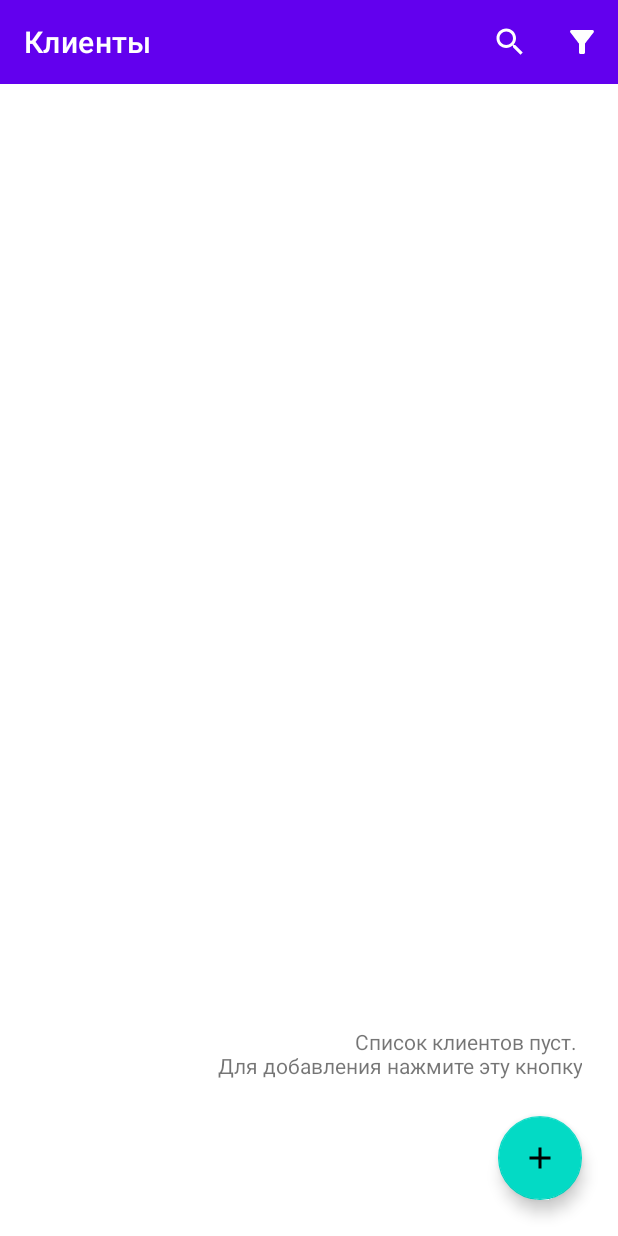
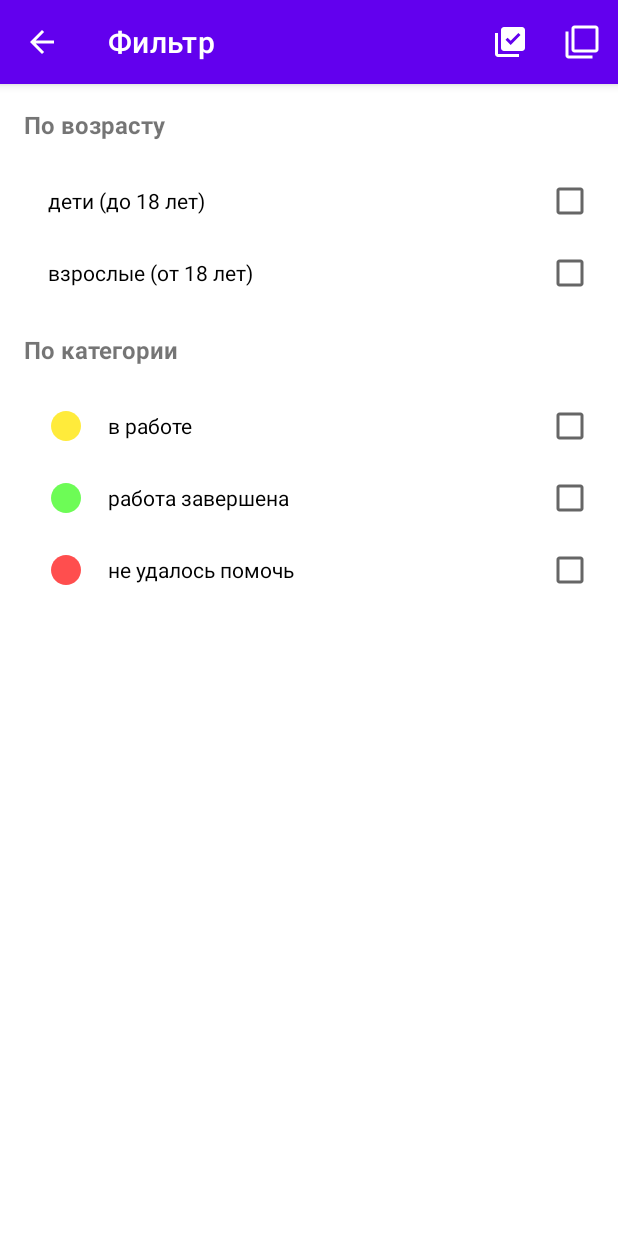
Before and after one commit to PavelDashkevich/osteopath, an Android app: the screen it shows after launch (MainActivity), after a tap on "Фильтр", on a phone screen of 412 x 824 dp. Run offline under Robolectric (Android 15) with nearby library versions, the phone set to English and light mode, and no system bars; our stand-ins replace Room's generated code, navigation-ui.

Commit message:
Customers screen: options menu handlers added. Customers filter screen added.

```diff
--- a/app/src/main/java/by/dashkevichpavel/osteopath/FragmentCustomerList.kt
+++ b/app/src/main/java/by/dashkevichpavel/osteopath/FragmentCustomerList.kt
@@ -1,11 +1,16 @@
 package by.dashkevichpavel.osteopath
 
+import android.animation.LayoutTransition
 import android.os.Bundle
 import android.util.Log
 import android.view.*
+import android.widget.LinearLayout
 import androidx.fragment.app.Fragment
 import android.widget.ProgressBar
 import android.widget.TextView
+import android.widget.Toast
+import androidx.appcompat.app.AppCompatActivity
+import androidx.appcompat.widget.SearchView
 import androidx.appcompat.widget.Toolbar
 import androidx.fragment.app.viewModels
 import androidx.navigation.NavController
@@ -19,6 +24,7 @@ import by.dashkevichpavel.osteopath.persistence.entity.CustomerEntity
 import by.dashkevichpavel.osteopath.viewmodel.CustomerListViewModel
 import by.dashkevichpavel.osteopath.viewmodel.OsteoViewModelFactory
 import com.google.android.material.floatingactionbutton.FloatingActionButton
+import java.lang.IllegalArgumentException
 
 // TODO: Rename parameter arguments, choose names that match
 // the fragment initialization parameters, e.g. ARG_ITEM_NUMBER
@@ -44,6 +50,8 @@ class FragmentCustomerList : Fragment(R.layout.fragment_customer_list) {
     private lateinit var tvEmptyListHint: TextView
     private lateinit var pbLoadingProgress: ProgressBar
     private lateinit var tbActions: Toolbar
+    private lateinit var svSearch: SearchView
+    private lateinit var optionsMenu: Menu
 
     private lateinit var adapter: CustomerAdapter
 
@@ -67,8 +75,34 @@ class FragmentCustomerList : Fragment(R.layout.fragment_customer_list) {
     }
 
     override fun onCreateOptionsMenu(menu: Menu, inflater: MenuInflater) {
+        Log.d("OsteoApp", "onCreateOptionsMenu()")
+
         inflater.inflate(R.menu.customer_list_menu, menu)
+
+        optionsMenu = menu
+        setupSearch()
+
         super.onCreateOptionsMenu(menu, inflater)
+    }
+
+    override fun onPrepareOptionsMenu(menu: Menu) {
+        Log.d("OsteoApp", "onPrepareOptionsMenu()")
+
+        super.onPrepareOptionsMenu(menu)
+    }
+
+    override fun onOptionsItemSelected(item: MenuItem): Boolean {
+        if (item.itemId == R.id.mi_filter) {
+            try {
+                findNavController().navigate(R.id.action_fragmentCustomerList_to_fragmentCustomerListFilter)
+            } catch (e: IllegalArgumentException) {
+                Log.d("OsteoApp", "onOptionsItemSelected(): exception: ${e.message}")
+            }
+
+            return true
+        }
+
+        return super.onOptionsItemSelected(item)
     }
 
     private fun setupViewElements(view: View) {
@@ -80,8 +114,32 @@ class FragmentCustomerList : Fragment(R.layout.fragment_customer_list) {
     }
 
     private fun setupToolbar() {
-        tbActions.title = "Клиенты"
-        tbActions.inflateMenu(R.menu.customer_list_menu)
+        (activity as AppCompatActivity).setSupportActionBar(tbActions)
+    }
+
+    private fun setupSearch() {
+        Log.d("OsteoApp", "setupSearch()")
+        val searchItem = optionsMenu.findItem(R.id.mi_search)
+
+        svSearch = searchItem.actionView as SearchView
+        svSearch.queryHint = "Искать по имени"
+
+        svSearch.setOnQueryTextListener(
+            object : SearchView.OnQueryTextListener {
+                override fun onQueryTextSubmit(query: String?): Boolean {
+                    Toast.makeText(context, "Query: $query", Toast.LENGTH_SHORT).show()
+                    return false
+                }
+
+                override fun onQueryTextChange(newText: String?): Boolean {
+                    //Toast.makeText(context, "Query: $newText", Toast.LENGTH_SHORT).show()
+                    return true
+                }
+            }
+        )
+
+        val searchBar = svSearch.findViewById<LinearLayout>(R.id.search_bar)
+        searchBar.layoutTransition = LayoutTransition()
     }
 
     private fun setupRecyclerView() {
--- /dev/null
+++ b/app/src/main/java/by/dashkevichpavel/osteopath/FragmentCustomerListFilter.kt
@@ -0,0 +1,125 @@
+package by.dashkevichpavel.osteopath
+
+import android.animation.LayoutTransition
+import android.os.Bundle
+import android.util.Log
+import android.view.*
+import android.widget.LinearLayout
+import android.widget.Toast
+import androidx.appcompat.app.AppCompatActivity
+import androidx.appcompat.widget.AppCompatCheckBox
+import androidx.appcompat.widget.SearchView
+import androidx.appcompat.widget.Toolbar
+import androidx.fragment.app.Fragment
+import androidx.navigation.fragment.findNavController
+import java.lang.IllegalArgumentException
+
+// TODO: Rename parameter arguments, choose names that match
+// the fragment initialization parameters, e.g. ARG_ITEM_NUMBER
+private const val ARG_PARAM1 = "param1"
+private const val ARG_PARAM2 = "param2"
+
+/**
+ * A simple [Fragment] subclass.
+ * Use the [FragmentCustomerListFilter.newInstance] factory method to
+ * create an instance of this fragment.
+ */
+class FragmentCustomerListFilter : Fragment(R.layout.fragment_customer_list_filter) {
+    // TODO: Rename and change types of parameters
+    private var param1: String? = null
+    private var param2: String? = null
+
+    private lateinit var tbActions: Toolbar
+    private lateinit var cbByAgeChildren: AppCompatCheckBox
+    private lateinit var cbByAgeAdults: AppCompatCheckBox
+    private lateinit var cbByCategoryWork: AppCompatCheckBox
+    private lateinit var cbByCategoryWorkDone: AppCompatCheckBox
+    private lateinit var cbByCategoryNoHelp: AppCompatCheckBox
+    private var allCheckBoxes = mutableListOf<AppCompatCheckBox>()
+    private lateinit var optionsMenu: Menu
+
+    override fun onCreate(savedInstanceState: Bundle?) {
+        super.onCreate(savedInstanceState)
+        arguments?.let {
+            param1 = it.getString(ARG_PARAM1)
+            param2 = it.getString(ARG_PARAM2)
+        }
+
+        setHasOptionsMenu(true)
+    }
+
+    override fun onViewCreated(view: View, savedInstanceState: Bundle?) {
+        setupViewElements(view)
+        setupToolbar()
+    }
+
+    override fun onCreateOptionsMenu(menu: Menu, inflater: MenuInflater) {
+        inflater.inflate(R.menu.customer_list_filter, menu)
+
+        optionsMenu = menu
+
+        super.onCreateOptionsMenu(menu, inflater)
+    }
+
+    override fun onOptionsItemSelected(item: MenuItem): Boolean {
+        when (item.itemId) {
+            android.R.id.home -> {
+                findNavController().navigateUp()
+                return true
+            }
+            R.id.mi_select_all -> {
+                changeCheckBoxesState(true)
+                return false
+            }
+            R.id.mi_deselect_all -> {
+                changeCheckBoxesState(false)
+                return false
+            }
+        }
+
+        return super.onOptionsItemSelected(item)
+    }
+
+    private fun setupViewElements(view: View) {
+        tbActions = view.findViewById(R.id.tb_actions)
+        cbByAgeChildren = view.findViewById(R.id.cb_by_age_children)
+        cbByAgeAdults = view.findViewById(R.id.cb_by_age_adults)
+        cbByCategoryWork = view.findViewById(R.id.cb_by_category_work)
+        cbByCategoryWorkDone = view.findViewById(R.id.cb_by_category_work_done)
+        cbByCategoryNoHelp = view.findViewById(R.id.cb_by_category_no_help)
+
+        allCheckBoxes.add(cbByAgeChildren)
+        allCheckBoxes.add(cbByAgeAdults)
+        allCheckBoxes.add(cbByCategoryWork)
+        allCheckBoxes.add(cbByCategoryWorkDone)
+        allCheckBoxes.add(cbByCategoryNoHelp)
+    }
+
+    private fun setupToolbar() {
+        (activity as AppCompatActivity).setSupportActionBar(tbActions)
+    }
+
+    private fun changeCheckBoxesState(toChecked: Boolean) {
+        allCheckBoxes.forEach { checkBox -> checkBox.isChecked = toChecked }
+    }
+
+    companion object {
+        /**
+         * Use this factory method to create a new instance of
+         * this fragment using the provided parameters.
+         *
+         * @param param1 Parameter 1.
+         * @param param2 Parameter 2.
+         * @return A new instance of fragment FragmentCustomerListFilter.
+         */
+        // TODO: Rename and change types and number of parameters
+        @JvmStatic
+        fun newInstance(param1: String, param2: String) =
+            FragmentCustomerListFilter().apply {
+                arguments = Bundle().apply {
+                    putString(ARG_PARAM1, param1)
+                    putString(ARG_PARAM2, param2)
+                }
+            }
+    }
+}
--- /dev/null
+++ b/app/src/main/res/drawable/ic_baseline_check_24.xml
@@ -0,0 +1,10 @@
+<vector xmlns:android="http://schemas.android.com/apk/res/android"
+    android:width="24dp"
+    android:height="24dp"
+    android:viewportWidth="24"
+    android:viewportHeight="24"
+    android:tint="?attr/colorControlNormal">
+  <path
+      android:fillColor="@android:color/white"
+      android:pathData="M9,16.17L4.83,12l-1.42,1.41L9,19 21,7l-1.41,-1.41z"/>
+</vector>
--- /dev/null
+++ b/app/src/main/res/drawable/ic_baseline_close_24.xml
@@ -0,0 +1,10 @@
+<vector xmlns:android="http://schemas.android.com/apk/res/android"
+    android:width="24dp"
+    android:height="24dp"
+    android:viewportWidth="24"
+    android:viewportHeight="24"
+    android:tint="?attr/colorControlNormal">
+  <path
+      android:fillColor="@android:color/white"
+      android:pathData="M19,6.41L17.59,5 12,10.59 6.41,5 5,6.41 10.59,12 5,17.59 6.41,19 12,13.41 17.59,19 19,17.59 13.41,12z"/>
+</vector>
--- /dev/null
+++ b/app/src/main/res/drawable/ic_baseline_filter_none_24.xml
@@ -0,0 +1,10 @@
+<vector xmlns:android="http://schemas.android.com/apk/res/android"
+    android:width="24dp"
+    android:height="24dp"
+    android:viewportWidth="24"
+    android:viewportHeight="24"
+    android:tint="?attr/colorControlNormal">
+  <path
+      android:fillColor="@android:color/white"
+      android:pathData="M3,5L1,5v16c0,1.1 0.9,2 2,2h16v-2L3,21L3,5zM21,1L7,1c-1.1,0 -2,0.9 -2,2v14c0,1.1 0.9,2 2,2h14c1.1,0 2,-0.9 2,-2L23,3c0,-1.1 -0.9,-2 -2,-2zM21,17L7,17L7,3h14v14z"/>
+</vector>
--- /dev/null
+++ b/app/src/main/res/drawable/ic_baseline_library_add_check_24.xml
@@ -0,0 +1,10 @@
+<vector xmlns:android="http://schemas.android.com/apk/res/android"
+    android:width="24dp"
+    android:height="24dp"
+    android:viewportWidth="24"
+    android:viewportHeight="24"
+    android:tint="?attr/colorControlNormal">
+  <path
+      android:fillColor="@android:color/white"
+      android:pathData="M20,2L8,2c-1.1,0 -2,0.9 -2,2v12c0,1.1 0.9,2 2,2h12c1.1,0 2,-0.9 2,-2L22,4c0,-1.1 -0.9,-2 -2,-2zM12.47,14L9,10.5l1.4,-1.41 2.07,2.08L17.6,6 19,7.41 12.47,14zM4,6L2,6v14c0,1.1 0.9,2 2,2h14v-2L4,20L4,6z"/>
+</vector>
--- a/app/src/main/res/layout/fragment_customer_contacts.xml
+++ b/app/src/main/res/layout/fragment_customer_contacts.xml
@@ -124,7 +124,7 @@
             android:layout_width="wrap_content"
             android:layout_height="wrap_content"
             android:text="@string/category_work"
-            android:drawableRight="@drawable/ic_circle_mark"
+            android:drawableEnd="@drawable/ic_circle_mark"
             android:drawableTint="@color/customer_status_work"
             android:drawablePadding="8dp"/>
 
@@ -132,8 +132,8 @@
             android:id="@+id/rb_work_done"
             android:layout_width="wrap_content"
             android:layout_height="wrap_content"
-            android:text="@string/category_work_end"
-            android:drawableRight="@drawable/ic_circle_mark"
+            android:text="@string/category_work_done"
+            android:drawableEnd="@drawable/ic_circle_mark"
             android:drawableTint="@color/customer_status_work_done"
             android:drawablePadding="8dp"/>
 
@@ -142,7 +142,7 @@
             android:layout_width="wrap_content"
             android:layout_height="wrap_content"
             android:text="@string/category_no_help"
-            android:drawableRight="@drawable/ic_circle_mark"
+            android:drawableEnd="@drawable/ic_circle_mark"
             android:drawableTint="@color/customer_status_no_help"
             android:drawablePadding="8dp"/>
     </RadioGroup>
--- a/app/src/main/res/layout/fragment_customer_list.xml
+++ b/app/src/main/res/layout/fragment_customer_list.xml
@@ -10,8 +10,10 @@
         android:layout_width="match_parent"
         android:layout_height="wrap_content"
         app:layout_constraintTop_toTopOf="parent"
+        android:elevation="4dp"
         android:background="@color/design_default_color_primary"
-        android:theme="@style/ThemeOverlay.AppCompat.Dark.ActionBar"/>
+        android:theme="@style/ThemeOverlay.AppCompat.Dark.ActionBar"
+        app:title="Клиенты"/>
 
     <androidx.recyclerview.widget.RecyclerView
         android:id="@+id/rv_customer_list"
--- /dev/null
+++ b/app/src/main/res/layout/fragment_customer_list_filter.xml
@@ -0,0 +1,154 @@
+<?xml version="1.0" encoding="utf-8"?>
+<androidx.constraintlayout.widget.ConstraintLayout xmlns:android="http://schemas.android.com/apk/res/android"
+    xmlns:tools="http://schemas.android.com/tools"
+    android:layout_width="match_parent"
+    android:layout_height="match_parent"
+    xmlns:app="http://schemas.android.com/apk/res-auto"
+    tools:context=".FragmentCustomerListFilter">
+
+    <androidx.appcompat.widget.Toolbar
+        android:id="@+id/tb_actions"
+        android:layout_width="match_parent"
+        android:layout_height="wrap_content"
+        app:layout_constraintTop_toTopOf="parent"
+        android:elevation="4dp"
+        android:background="@color/design_default_color_primary"
+        android:theme="@style/ThemeOverlay.AppCompat.Dark.ActionBar"
+        app:navigationIcon="?homeAsUpIndicator"
+        app:title="Фильтр"/>
+
+    <androidx.constraintlayout.widget.Guideline
+        android:id="@+id/gl_vertical_left"
+        android:layout_width="0dp"
+        android:layout_height="match_parent"
+        android:orientation="vertical"
+        app:layout_constraintGuide_begin="16dp"/>
+
+    <androidx.constraintlayout.widget.Guideline
+        android:id="@+id/gl_vertical_right"
+        android:layout_width="0dp"
+        android:layout_height="match_parent"
+        android:orientation="vertical"
+        app:layout_constraintGuide_end="16dp"/>
+
+    <TextView
+        android:id="@+id/tv_by_age"
+        android:layout_width="0dp"
+        android:layout_height="wrap_content"
+        app:layout_constraintLeft_toLeftOf="@id/gl_vertical_left"
+        app:layout_constraintRight_toRightOf="@id/gl_vertical_right"
+        app:layout_constraintTop_toBottomOf="@id/tb_actions"
+        android:text="@string/header_filter_by_age"
+        android:textSize="16sp"
+        android:textStyle="bold"
+        android:paddingVertical="16dp"/>
+
+    <androidx.appcompat.widget.AppCompatCheckBox
+        android:id="@+id/cb_by_age_children"
+        android:layout_width="0dp"
+        android:layout_height="wrap_content"
+        app:layout_constraintLeft_toLeftOf="@id/gl_vertical_left"
+        app:layout_constraintRight_toRightOf="@id/gl_vertical_right"
+        app:layout_constraintTop_toBottomOf="@id/tv_by_age"
+        android:text="@string/filter_by_age_children"
+        android:button="@null"
+        android:drawableEnd="?android:attr/listChoiceIndicatorMultiple"
+        android:paddingStart="16dp"
+        tools:ignore="RtlSymmetry" />
+
+    <androidx.appcompat.widget.AppCompatCheckBox
+        android:id="@+id/cb_by_age_adults"
+        android:layout_width="0dp"
+        android:layout_height="wrap_content"
+        app:layout_constraintLeft_toLeftOf="@id/gl_vertical_left"
+        app:layout_constraintRight_toRightOf="@id/gl_vertical_right"
+        app:layout_constraintTop_toBottomOf="@id/cb_by_age_children"
+        android:text="@string/filter_by_age_adults"
+        android:button="@null"
+        android:drawableEnd="?android:attr/listChoiceIndicatorMultiple"
+        android:paddingStart="16dp"
+        tools:ignore="RtlSymmetry" />
+
+    <TextView
+        android:id="@+id/tv_by_category"
+        android:layout_width="0dp"
+        android:layout_height="wrap_content"
+        app:layout_constraintLeft_toLeftOf="@id/gl_vertical_left"
+        app:layout_constraintRight_toRightOf="@id/gl_vertical_right"
+        app:layout_constraintTop_toBottomOf="@id/cb_by_age_adults"
+        android:text="@string/header_filter_by_category"
+        android:textSize="16sp"
+        android:textStyle="bold"
+        android:paddingVertical="16dp"/>
+
+    <androidx.appcompat.widget.AppCompatImageView
+        android:id="@+id/iv_by_category_work"
+        android:layout_width="wrap_content"
+        android:layout_height="0dp"
+        app:layout_constraintTop_toBottomOf="@id/tv_by_category"
+        app:layout_constraintStart_toStartOf="@id/gl_vertical_left"
+        app:layout_constraintEnd_toStartOf="@id/cb_by_category_work"
+        app:layout_constraintBottom_toBottomOf="@id/cb_by_category_work"
+        android:src="@drawable/ic_circle_mark"
+        android:tint="@color/customer_status_work"
+        android:paddingHorizontal="16dp"/>
+
+    <androidx.appcompat.widget.AppCompatCheckBox
+        android:id="@+id/cb_by_category_work"
+        android:layout_width="0dp"
+        android:layout_height="wrap_content"
+        app:layout_constraintStart_toEndOf="@id/iv_by_category_work"
+        app:layout_constraintEnd_toEndOf="@id/gl_vertical_right"
+        app:layout_constraintTop_toBottomOf="@id/tv_by_category"
+        android:text="@string/category_work"
+        android:button="@null"
+        android:drawableEnd="?android:attr/listChoiceIndicatorMultiple" />
+
+    <androidx.appcompat.widget.AppCompatImageView
+        android:id="@+id/iv_by_category_work_done"
+        android:layout_width="wrap_content"
+        android:layout_height="0dp"
+        app:layout_constraintTop_toBottomOf="@id/iv_by_category_work"
+        app:layout_constraintStart_toStartOf="@id/gl_vertical_left"
+        app:layout_constraintEnd_toStartOf="@id/cb_by_category_work"
+        app:layout_constraintBottom_toBottomOf="@id/cb_by_category_work_done"
+        android:src="@drawable/ic_circle_mark"
+        android:tint="@color/customer_status_work_done"
+        android:paddingHorizontal="16dp"/>
+
+    <androidx.appcompat.widget.AppCompatCheckBox
+        android:id="@+id/cb_by_category_work_done"
+        android:layout_width="0dp"
+        android:layout_height="wrap_content"
+        app:layout_constraintStart_toEndOf="@id/iv_by_category_work_done"
+        app:layout_constraintEnd_toEndOf="@id/gl_vertical_right"
+        app:layout_constraintTop_toBottomOf="@id/cb_by_category_work"
+        android:text="@string/category_work_done"
+        android:button="@null"
+        android:drawableEnd="?android:attr/listChoiceIndicatorMultiple" />
+
+    <androidx.appcompat.widget.AppCompatImageView
+        android:id="@+id/iv_by_category_no_help"
+        android:layout_width="wrap_content"
+        android:layout_height="0dp"
+        app:layout_constraintTop_toBottomOf="@id/iv_by_category_work_done"
+        app:layout_constraintStart_toStartOf="@id/gl_vertical_left"
+        app:layout_constraintEnd_toStartOf="@id/cb_by_category_work_done"
+        app:layout_constraintBottom_toBottomOf="@id/cb_by_category_no_help"
+        android:src="@drawable/ic_circle_mark"
+        android:tint="@color/customer_status_no_help"
+        android:paddingHorizontal="16dp"/>
+
+    <androidx.appcompat.widget.AppCompatCheckBox
+        android:id="@+id/cb_by_category_no_help"
+        android:layout_width="0dp"
+        android:layout_height="wrap_content"
+        app:layout_constraintStart_toEndOf="@id/iv_by_category_work_done"
+        app:layout_constraintEnd_toEndOf="@id/gl_vertical_right"
+        app:layout_constraintTop_toBottomOf="@id/cb_by_category_work_done"
+        android:text="@string/category_no_help"
+        android:button="@null"
+        android:drawableEnd="?android:attr/listChoiceIndicatorMultiple" />
+
+
+</androidx.constraintlayout.widget.ConstraintLayout>
--- /dev/null
+++ b/app/src/main/res/menu/customer_list_filter.xml
@@ -0,0 +1,14 @@
+<?xml version="1.0" encoding="utf-8"?>
+<menu xmlns:android="http://schemas.android.com/apk/res/android"
+    xmlns:app="http://schemas.android.com/apk/res-auto">
+    <item
+        android:id="@+id/mi_select_all"
+        android:icon="@drawable/ic_baseline_library_add_check_24"
+        android:title="@string/customer_filter_menu_item_select_all"
+        app:showAsAction="always"/>
+    <item
+        android:id="@+id/mi_deselect_all"
+        android:icon="@drawable/ic_baseline_filter_none_24"
+        android:title="@string/customer_filter_menu_item_deselect_all"
+        app:showAsAction="always"/>
+</menu>
--- a/app/src/main/res/menu/customer_list_menu.xml
+++ b/app/src/main/res/menu/customer_list_menu.xml
@@ -6,7 +6,7 @@
         android:id="@+id/mi_search"
         android:icon="@drawable/ic_search_black_24dp"
         android:title="@string/customer_menu_item_search"
-        app:actionViewClass="android.widget.SearchView"
+        app:actionViewClass="androidx.appcompat.widget.SearchView"
         app:showAsAction="always"/>
     <item
         android:id="@+id/mi_filter"
--- a/app/src/main/res/navigation/nav_graph.xml
+++ b/app/src/main/res/navigation/nav_graph.xml
@@ -13,9 +13,17 @@
         <action
             android:id="@+id/action_fragmentCustomerList_to_fragmentCustomer"
             app:destination="@id/fragmentCustomer" />
+        <action
+            android:id="@+id/action_fragmentCustomerList_to_fragmentCustomerListFilter"
+            app:destination="@id/fragmentCustomerListFilter"/>
     </fragment>
     <fragment
         android:id="@+id/fragmentCustomer"
         android:name="by.dashkevichpavel.osteopath.FragmentCustomer"
         android:label="FragmentCustomer" />
+    <fragment
+        android:id="@+id/fragmentCustomerListFilter"
+        android:name="by.dashkevichpavel.osteopath.FragmentCustomerListFilter"
+        android:label="fragment_customer_list_filter"
+        tools:layout="@layout/fragment_customer_list_filter" />
 </navigation>
--- a/app/src/main/res/values/strings.xml
+++ b/app/src/main/res/values/strings.xml
@@ -9,11 +9,17 @@
     <string name="header_customer_instagram">Instagram</string>
     <string name="header_customer_category">Категория</string>
     <string name="category_work">в работе</string>
-    <string name="category_work_end">работа завершена</string>
+    <string name="category_work_done">работа завершена</string>
     <string name="category_no_help">не удалось помочь</string>
     <string name="fragment_title_customers">Клиенты</string>
     <string name="content_description_customers_add">Добавить клиента</string>
     <string name="hint_customer_list_empty">Список клиентов пуст. \nДля добавления нажмите эту кнопку</string>
     <string name="customer_menu_item_search">Поиск</string>
     <string name="customer_menu_item_filter">Фильтр</string>
+    <string name="header_filter_by_age">По возрасту</string>
+    <string name="filter_by_age_children">дети (до 18 лет)</string>
+    <string name="filter_by_age_adults">взрослые (от 18 лет)</string>
+    <string name="header_filter_by_category">По категории</string>
+    <string name="customer_filter_menu_item_select_all">Установить все</string>
+    <string name="customer_filter_menu_item_deselect_all">Сбросить все</string>
 </resources>
```
